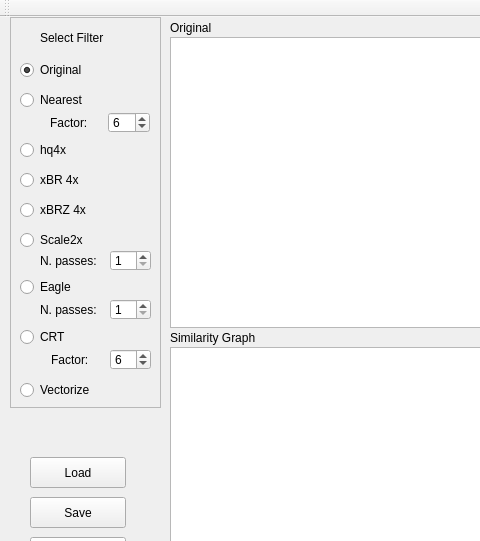
Above: MainWindow.ui from marcoc2/dpixel before the change; both pictures show x 0 to 480 and y 0 to 541 of the 1223 by 692 pixel window. Below: the same form after it.
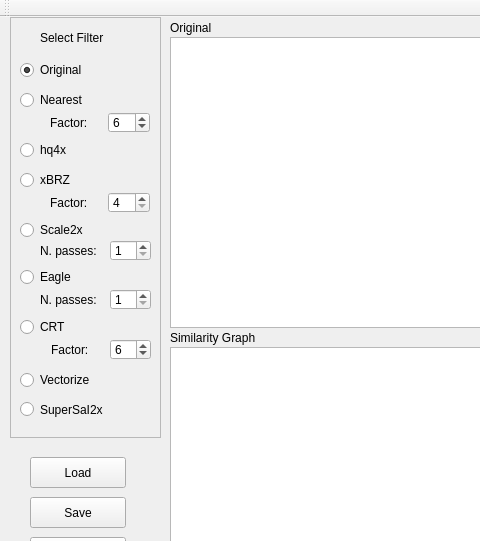
That is the form after the change.

```diff
--- a/MainWindow.ui
+++ b/MainWindow.ui
@@ -211,7 +211,7 @@
       <x>10</x>
       <y>0</y>
       <width>151</width>
-      <height>391</height>
+      <height>421</height>
      </rect>
     </property>
     <property name="frameShape">
@@ -278,40 +278,24 @@
       <bool>false</bool>
      </property>
     </widget>
-    <widget class="QRadioButton" name="radioButtonXbr">
-     <property name="enabled">
-      <bool>true</bool>
-     </property>
-     <property name="geometry">
-      <rect>
-       <x>10</x>
-       <y>150</y>
-       <width>113</width>
-       <height>26</height>
-      </rect>
-     </property>
-     <property name="text">
-      <string>xBR 4x</string>
-     </property>
-    </widget>
     <widget class="QRadioButton" name="radioButtonXbrZ">
      <property name="geometry">
       <rect>
        <x>10</x>
-       <y>180</y>
+       <y>150</y>
        <width>113</width>
        <height>26</height>
       </rect>
      </property>
      <property name="text">
-      <string>xBRZ 4x</string>
+      <string>xBRZ</string>
      </property>
     </widget>
     <widget class="QRadioButton" name="radioButtonScale2x">
      <property name="geometry">
       <rect>
        <x>10</x>
-       <y>210</y>
+       <y>200</y>
        <width>113</width>
        <height>26</height>
       </rect>
@@ -324,7 +308,7 @@
      <property name="geometry">
       <rect>
        <x>10</x>
-       <y>257</y>
+       <y>247</y>
        <width>113</width>
        <height>26</height>
       </rect>
@@ -337,7 +321,7 @@
      <property name="geometry">
       <rect>
        <x>10</x>
-       <y>360</y>
+       <y>350</y>
        <width>113</width>
        <height>26</height>
       </rect>
@@ -350,7 +334,7 @@
      <property name="geometry">
       <rect>
        <x>10</x>
-       <y>309</y>
+       <y>299</y>
        <width>61</width>
        <height>22</height>
       </rect>
@@ -363,7 +347,7 @@
      <property name="geometry">
       <rect>
        <x>100</x>
-       <y>332</y>
+       <y>322</y>
        <width>41</width>
        <height>21</height>
       </rect>
@@ -389,7 +373,7 @@
      <property name="geometry">
       <rect>
        <x>100</x>
-       <y>233</y>
+       <y>223</y>
        <width>41</width>
        <height>21</height>
       </rect>
@@ -417,7 +401,7 @@
      <property name="geometry">
       <rect>
        <x>100</x>
-       <y>282</y>
+       <y>272</y>
        <width>41</width>
        <height>21</height>
       </rect>
@@ -436,7 +420,7 @@
      <property name="geometry">
       <rect>
        <x>30</x>
-       <y>282</y>
+       <y>272</y>
        <width>81</width>
        <height>21</height>
       </rect>
@@ -472,7 +456,7 @@
      <property name="geometry">
       <rect>
        <x>30</x>
-       <y>233</y>
+       <y>223</y>
        <width>81</width>
        <height>21</height>
       </rect>
@@ -490,7 +474,7 @@
      <property name="geometry">
       <rect>
        <x>41</x>
-       <y>332</y>
+       <y>322</y>
        <width>51</width>
        <height>21</height>
       </rect>
@@ -504,6 +488,56 @@
       <string>Factor:</string>
      </property>
     </widget>
+    <widget class="QLabel" name="label_5">
+     <property name="geometry">
+      <rect>
+       <x>40</x>
+       <y>175</y>
+       <width>51</width>
+       <height>21</height>
+      </rect>
+     </property>
+     <property name="font">
+      <font>
+       <pointsize>9</pointsize>
+      </font>
+     </property>
+     <property name="text">
+      <string>Factor:</string>
+     </property>
+    </widget>
+    <widget class="QSpinBox" name="xBRZSpinBox">
+     <property name="geometry">
+      <rect>
+       <x>98</x>
+       <y>175</y>
+       <width>42</width>
+       <height>21</height>
+      </rect>
+     </property>
+     <property name="minimum">
+      <number>4</number>
+     </property>
+     <property name="maximum">
+      <number>5</number>
+     </property>
+     <property name="value">
+      <number>4</number>
+     </property>
+    </widget>
+    <widget class="QRadioButton" name="radioButtonSuperSaI2x">
+     <property name="geometry">
+      <rect>
+       <x>10</x>
+       <y>380</y>
+       <width>135</width>
+       <height>25</height>
+      </rect>
+     </property>
+     <property name="text">
+      <string>SuperSaI2x</string>
+     </property>
+    </widget>
    </widget>
    <widget class="QGraphicsView" name="graphicsViewOriginal">
     <property name="geometry">
```
Left out of the diff: 2 changed lines with no effect on the pictures.
